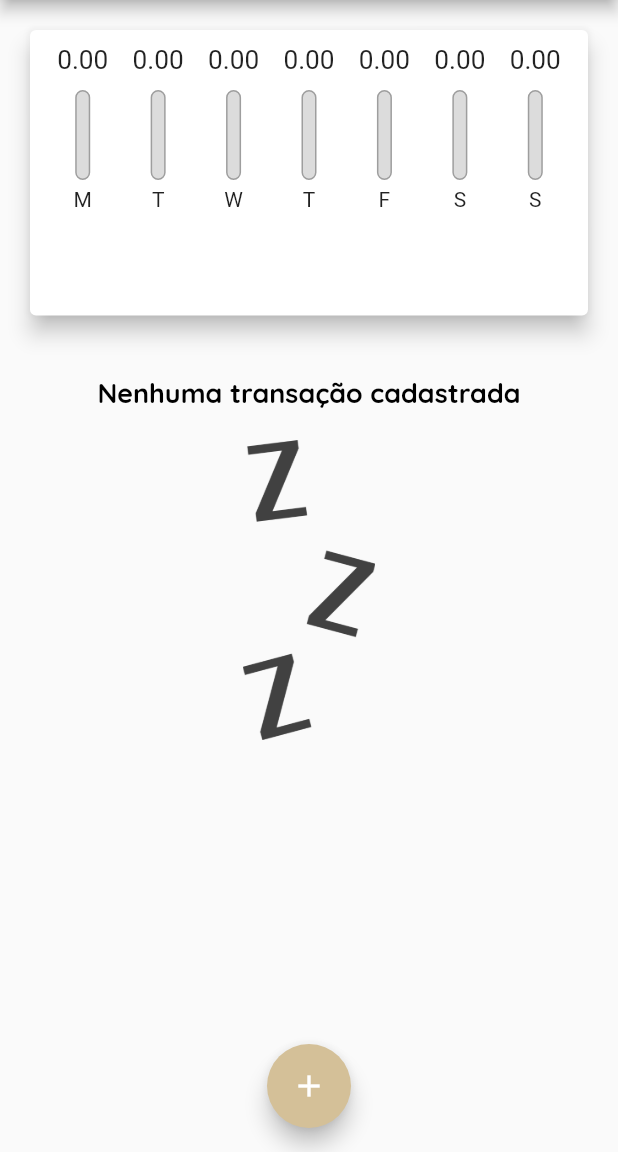
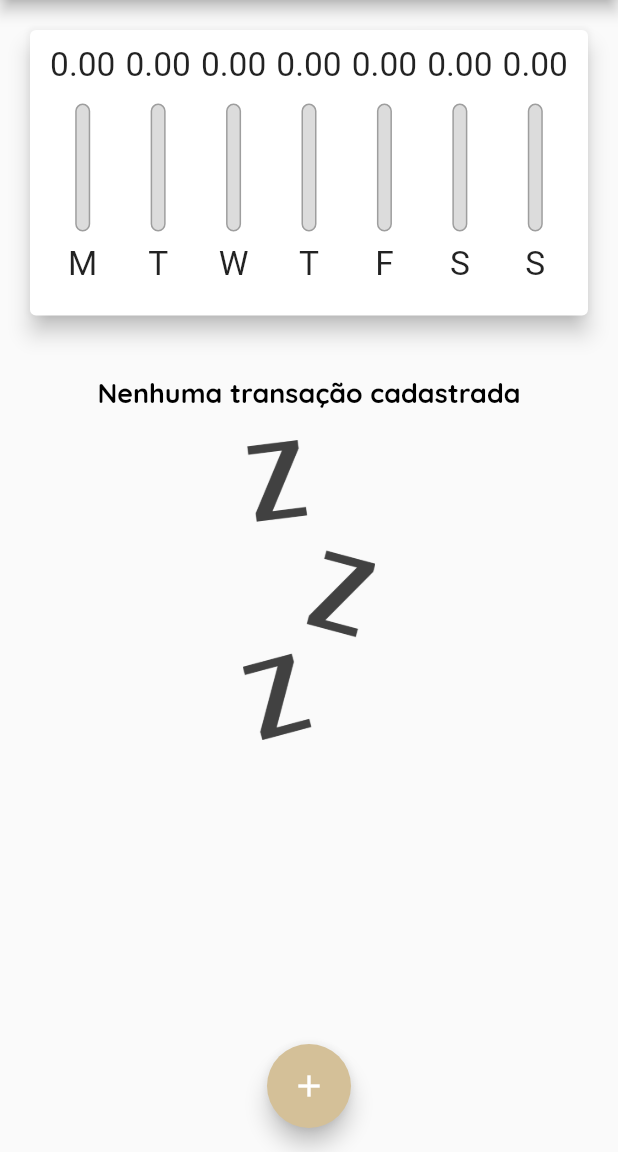
Before and after one commit to FelipeCourtois/despesas_app, a Flutter app: the screen it shows after launch, on a phone screen of 412 x 824 dp, the part 84-1236 px from its top. Run offline on Flutter 3.47's test engine with Material 2 defaults, Android fonts, the phone set to English and light mode, and no system bars.

Commit message:
Usando LayoutBuilder

```diff
--- a/lib/components/chart_bar.dart
+++ b/lib/components/chart_bar.dart
@@ -1,4 +1,5 @@
 import 'package:flutter/material.dart';
+import 'package:flutter/rendering.dart';
 
 class ChartBar extends StatelessWidget {
   final String? label;
@@ -14,20 +15,22 @@ class ChartBar extends StatelessWidget {
 
   @override
   Widget build(BuildContext context) {
+    return LayoutBuilder(
+      builder: (ctx, constraints) {
         return Column(
           children: [
             SizedBox(
-          height: 20,
+              height: constraints.maxHeight * 0.15,
               child: FittedBox(
                 child: Text('${value!.toStringAsFixed(2)}'),
               ),
             ),
             const SizedBox(height: 5),
             SizedBox(
-          height: 5,
+              height: constraints.maxHeight * 0.05,
             ),
             Container(
-          height: 60,
+              height: constraints.maxHeight * 0.5,
               width: 10,
               child: Stack(
                 alignment: Alignment.bottomCenter,
@@ -54,9 +57,14 @@ class ChartBar extends StatelessWidget {
                 ],
               ),
             ),
-        const SizedBox(height: 5),
-        Text(label!),
+            SizedBox(height: constraints.maxHeight * 0.05),
+            Container(
+              height: constraints.maxHeight * 0.15,
+              child: FittedBox(child: Text(label!)),
+            ),
           ],
+        );
+      },
     );
   }
 }
--- a/lib/main.dart
+++ b/lib/main.dart
@@ -16,7 +16,7 @@ class ExpensesApp extends StatelessWidget {
     Color c1 = const Color((0x5f3711)).withOpacity(1);
     Color c2 = const Color((0xd4c098)).withOpacity(1);
     return MaterialApp(
-      home:  MyHomePage(),
+      home: MyHomePage(),
       theme: tema.copyWith(
         colorScheme: tema.colorScheme.copyWith(
           primary: c1,
@@ -94,7 +94,12 @@ class _MyHomePageState extends State<MyHomePage> {
   @override
   Widget build(BuildContext context) {
     final appBar = AppBar(
-      title: Text('Despesas pessoais'),
+      title: Text(
+        'Despesas pessoais',
+        style: TextStyle(
+          fontSize: 20 * MediaQuery.of(context).textScaleFactor,
+        ),
+      ),
       actions: [
         IconButton(
             onPressed: () => _openTransactionFormModal(context),
@@ -115,11 +120,11 @@ class _MyHomePageState extends State<MyHomePage> {
           crossAxisAlignment: CrossAxisAlignment.stretch,
           children: [
             SizedBox(
-              height: availableHeight * 0.3,
+              height: availableHeight * 0.30,
               child: Chart(_recentTransactions),
             ),
             SizedBox(
-              height: availableHeight * 0.7,
+              height: availableHeight * 0.70,
               child: TransactionList(_transactions, _removeTransaction),
             ),
           ],
```
Lines whose indentation alone changed are shown as unchanged.
